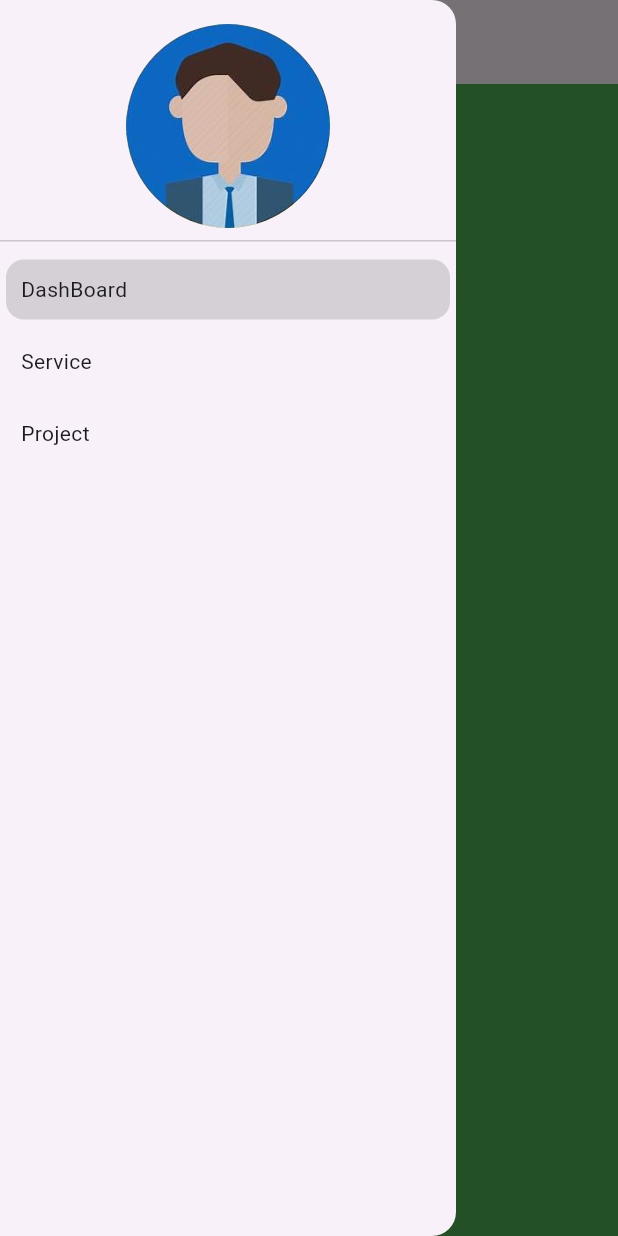
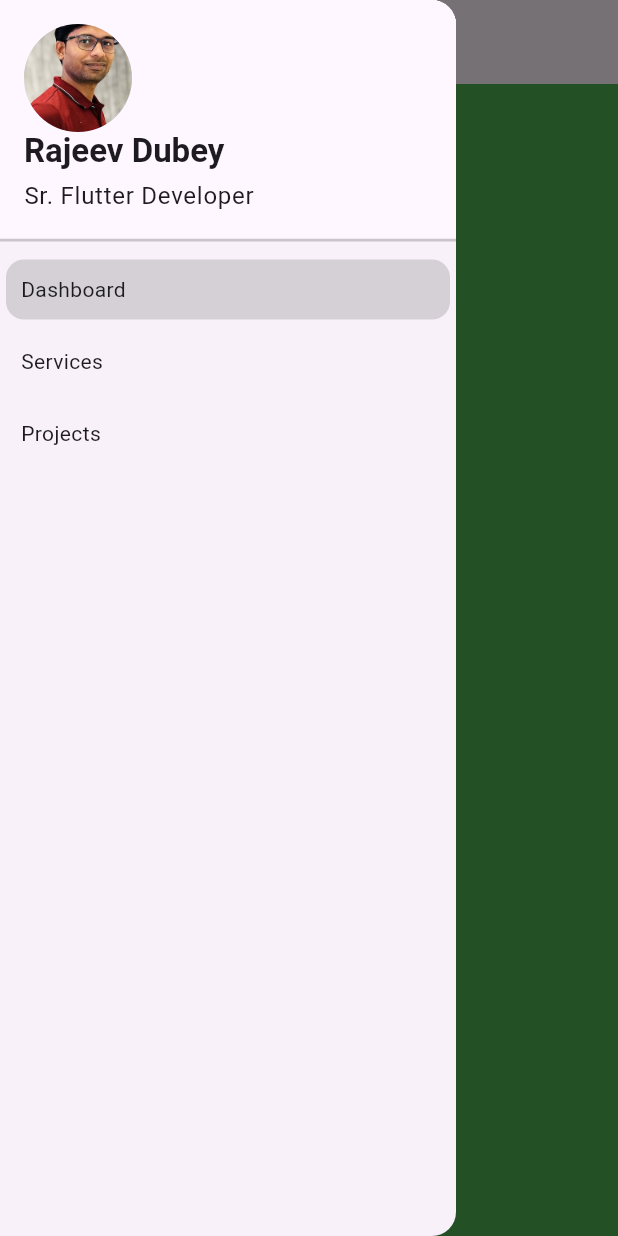
Before and after one commit to rajeevdubey1/drawer_demo, a Flutter app: the screen it shows after launch, with the side drawer open, on a phone screen of 412 x 824 dp. Run offline on Flutter 3.47's test engine with Material 3 defaults, Android fonts, the phone set to English and light mode, and no system bars.

Commit message:
ReadMe updated

```diff
--- a/lib/page/dashboard_page.dart
+++ b/lib/page/dashboard_page.dart
@@ -8,7 +8,7 @@ class DashBoardPage extends StatelessWidget {
     return const Scaffold(
       backgroundColor: Colors.green,
       body: Center(
-        child: Text('DashBoardPage'),
+        child: Text('Dashboard Page', style: TextStyle(color: Colors.white)),
       ),
     );
   }
--- a/lib/page/drawer.dart
+++ b/lib/page/drawer.dart
@@ -15,18 +15,32 @@ class DrawerNavagation extends StatelessWidget {
         children: [
           //DrawerHeader
           DrawerHeader(
-              child: Container(
-            width: 60,
-            height: 60,
-            decoration: const BoxDecoration(
-                shape: BoxShape.circle,
-                color: Colors.amber,
-                image:
-                    DecorationImage(image: AssetImage('assets/profile.jpg'))),
-          )),
+            padding: const EdgeInsets.all(0),
+                  decoration:
+                      BoxDecoration(color: Theme.of(context).canvasColor),
+                  child: UserAccountsDrawerHeader(
+                    margin: const EdgeInsets.all(0),
+                    decoration:
+                        BoxDecoration(color: Theme.of(context).canvasColor),
+                    accountName: Text(
+                      "Rajeev Dubey",
+                      style: Theme.of(context)
+                          .textTheme
+                          .titleLarge
+                          ?.copyWith(fontWeight: FontWeight.bold),
+                    ),
+                    accountEmail: Text(
+                      "Sr. Flutter Developer",
+                      style: Theme.of(context).textTheme.bodyLarge,
+                    ),
+                    currentAccountPicture: const CircleAvatar(
+                      backgroundImage: AssetImage("assets/profile.jpg"),
+                    ),
+                  ),
+          ),
           //DrawerItem
           DrawerItem(
-            title: 'DashBoard',
+            title: 'Dashboard',
             onTap: () {
               context.read<DrawerProvider>().onChangedIndex(0);
               Navigator.of(context).pop();
@@ -35,7 +49,7 @@ class DrawerNavagation extends StatelessWidget {
             selectedIndex: drawer.selectedIndex,
           ),
           DrawerItem(
-            title: 'Service',
+            title: 'Services',
             onTap: () {
               context.read<DrawerProvider>().onChangedIndex(1);
               Navigator.of(context).pop();
@@ -44,7 +58,7 @@ class DrawerNavagation extends StatelessWidget {
             selectedIndex: drawer.selectedIndex,
           ),
           DrawerItem(
-            title: 'Project',
+            title: 'Projects',
             onTap: () {
               context.read<DrawerProvider>().onChangedIndex(2);
               Navigator.of(context).pop();
--- a/lib/page/home_page.dart
+++ b/lib/page/home_page.dart
@@ -24,9 +24,9 @@ class _HomePageState extends State<HomePage> {
   ];
 
   final List<Widget> titleOption = const [
-    Text('DashBoard'),
-    Text('Service'),
-    Text('Project'),
+    Text('Dashboard'),
+    Text('Services'),
+    Text('Projects'),
   ];
 
   @override
--- a/lib/page/project_page.dart
+++ b/lib/page/project_page.dart
@@ -8,7 +8,7 @@ class ProjectPage extends StatelessWidget {
     return const Scaffold(
       backgroundColor: Colors.amber,
       body: Center(
-        child: Text('ProjectPage'),
+        child: Text('Project Page', style: TextStyle(color: Colors.white),),
       ),
     );
   }
--- a/lib/page/service_page.dart
+++ b/lib/page/service_page.dart
@@ -8,7 +8,7 @@ class ServicePage extends StatelessWidget {
     return const Scaffold(
       backgroundColor: Colors.blue,
       body: Center(
-        child: Text('ServicePage'),
+        child: Text('Service Page', style: TextStyle(color: Colors.white),),
       ),
     );
   }
```
Also changed, not shown: assets/profile.jpg, assets/profile1.jpg (added), 1 other file.
